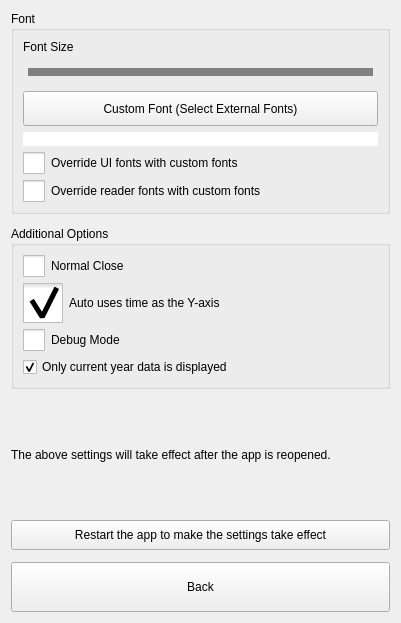
This is src/Preferences.ui in ic005k/Knot-Legacy as Qt 5 draws it before an edit. The edited form follows.
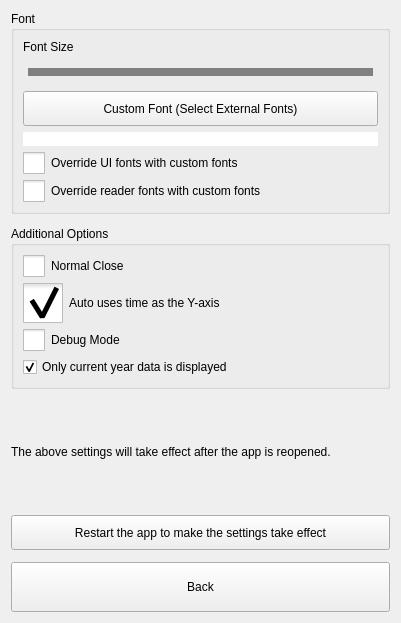
This is the edited form. Icons and pictures are not drawn.

```diff
--- a/src/Preferences.ui
+++ b/src/Preferences.ui
@@ -247,7 +247,7 @@
      <property name="minimumSize">
       <size>
        <width>0</width>
-       <height>30</height>
+       <height>35</height>
       </size>
      </property>
      <property name="text">
```
